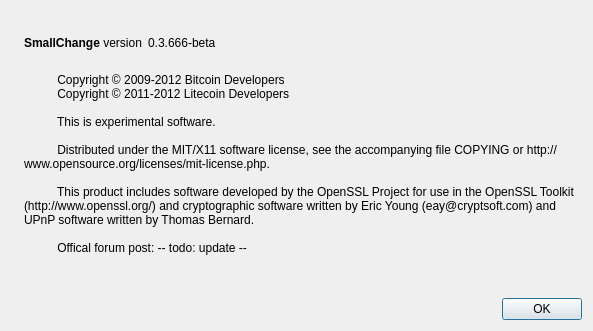
Qt form src/qt/forms/aboutdialog.ui (FriarDevTeam/theFriar) before a commit.
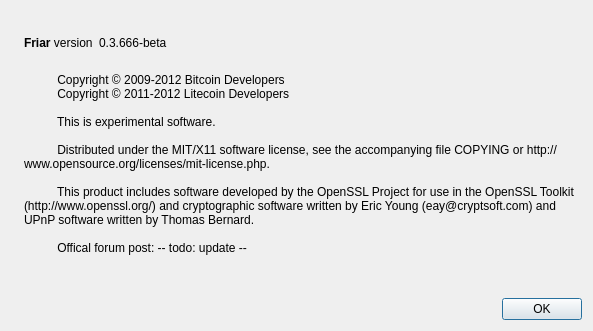
The same form after that commit. Icons and pictures are not drawn.

Commit message:
Renamed SmallChange to Friar
Renamed SmallChange to Friar

What changed in the file:
```diff
--- a/src/qt/forms/aboutdialog.ui
+++ b/src/qt/forms/aboutdialog.ui
@@ -50,7 +50,7 @@
           <cursorShape>IBeamCursor</cursorShape>
          </property>
          <property name="text">
-          <string>&lt;b&gt;SmallChange&lt;/b&gt; version</string>
+          <string>&lt;b&gt;Friar&lt;/b&gt; version</string>
          </property>
          <property name="textInteractionFlags">
           <set>Qt::LinksAccessibleByMouse|Qt::TextSelectableByKeyboard|Qt::TextSelectableByMouse</set>
```
Left out of the diff: 2 changed lines with no effect on the pictures. The commit also changes 32 other files.
